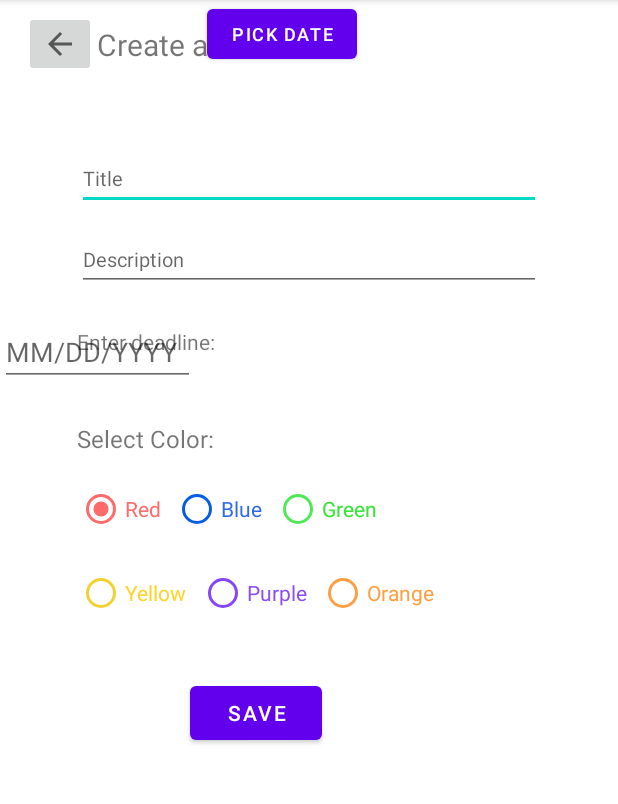
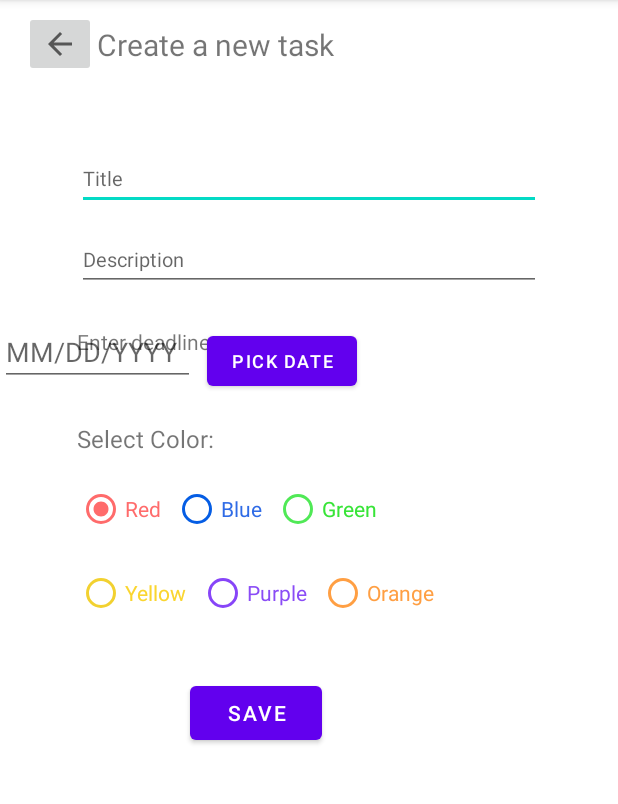
Before and after one commit to shekinamw/To-Do-Mobile-App, an Android app: the NewTask screen opened directly, with no data from a screen before it, on a phone screen of 412 x 824 dp, the part 84-888 px from its top. Run offline under Robolectric (Android 15) with nearby library versions, the phone set to English and light mode, and no system bars.

```diff
--- a/app/src/main/java/com/example/todo/NewTask.kt
+++ b/app/src/main/java/com/example/todo/NewTask.kt
@@ -23,6 +23,7 @@ class NewTask : AppCompatActivity() {
     private lateinit var titleInput: EditText
     private lateinit var descriptionInput: EditText
     private lateinit var deadlineInput: EditText
+    private lateinit var pickDateButton : Button
     private lateinit var colorRadioGroup1: RadioGroup
     private lateinit var colorRadioGroup2: RadioGroup
     private lateinit var myDB: MyDatabaseHelper
@@ -42,20 +43,7 @@ class NewTask : AppCompatActivity() {
             insets
         }
 
-        //Calender
-        //dateText = findViewById(R.id.editTextDate4)
 
-        val calender = Calendar.getInstance()
-        val year = calender.get(Calendar.YEAR)
-        val month = calender.get(Calendar.MONTH)
-        val day = calender.get(Calendar.DAY_OF_MONTH)
-
-        pickDateBtn.setOnClickListener{
-            val dpd = DatePickerDialog(this, DatePickerDialog.OnDateSetListener{view, mYear, mMonth, mDay ->
-                //Set date textView
-                deadlineInput.setText("" + mDay + "/" + mMonth + "/" + mYear)
-            }, year, month, day)
-        }
 
         // Initialize database helper
         myDB = MyDatabaseHelper(this)
@@ -64,6 +52,7 @@ class NewTask : AppCompatActivity() {
         titleInput = findViewById(R.id.new_note_title)
         descriptionInput = findViewById(R.id.new_note_description)
         deadlineInput = findViewById(R.id.editTextDate4)
+        pickDateButton = findViewById(R.id.buttonPickDate)
         colorRadioGroup1 = findViewById(R.id.color_radio_group)
         colorRadioGroup2 = findViewById(R.id.color_radio_group2)
 
@@ -90,6 +79,21 @@ class NewTask : AppCompatActivity() {
             } else {
                 addTask()
             }
+        }
+
+        //Pick Date Button Calender Dialogue
+        val calender = Calendar.getInstance()
+        val year = calender.get(Calendar.YEAR)
+        val month = calender.get(Calendar.MONTH)
+        val day = calender.get(Calendar.DAY_OF_MONTH)
+
+        pickDateButton.setOnClickListener{
+            val dpd = DatePickerDialog(this, DatePickerDialog.OnDateSetListener{view, mYear, mMonth, mDay ->
+                //Set date textView
+                deadlineInput.setText("" + mDay + "/" + mMonth + "/" + mYear)
+            }, year, month, day)
+            //show dialogue box
+            dpd.show()
         }
     }
 
--- a/app/src/main/res/layout/activity_new_task.xml
+++ b/app/src/main/res/layout/activity_new_task.xml
@@ -91,10 +91,11 @@
         android:layout_width="100dp"
         android:layout_height="45dp"
         android:layout_marginStart="8dp"
+        android:layout_marginTop="24dp"
         android:text="Pick Date"
         android:textSize="12sp"
         app:layout_constraintStart_toEndOf="@+id/editTextDate4"
-        tools:layout_editor_absoluteY="216dp" />
+        app:layout_constraintTop_toBottomOf="@+id/new_note_description" />
 
     <TextView
         android:id="@+id/color_label"
```
